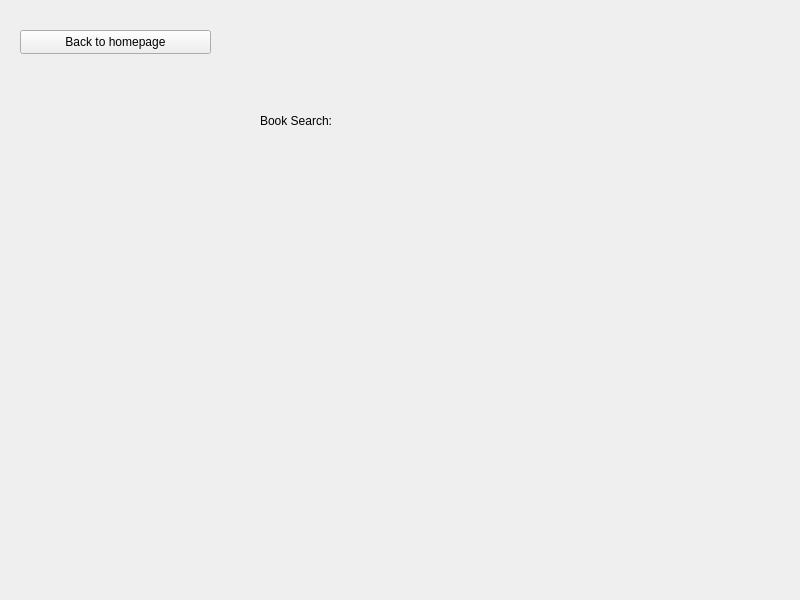
Qt form booklistwindow.ui (calderon-antoniop410/LibraryPlusPlus) before a commit.
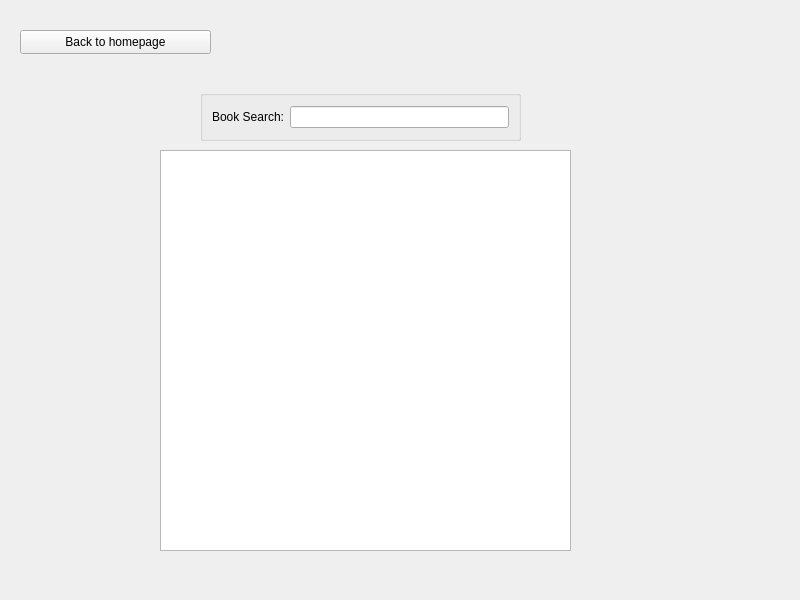
The same form after that commit.

```diff
--- a/booklistwindow.ui
+++ b/booklistwindow.ui
@@ -14,20 +14,7 @@
    <string>MainWindow</string>
   </property>
   <widget class="QWidget" name="centralwidget">
-   <widget class="QLabel" name="label">
-    <property name="geometry">
-     <rect>
-      <x>260</x>
-      <y>100</y>
-      <width>241</width>
-      <height>41</height>
-     </rect>
-    </property>
-    <property name="text">
-     <string>Book Search:</string>
-    </property>
-   </widget>
-   <widget class="QPushButton" name="pushButton">
+   <widget class="QPushButton" name="backtohomeButton">
     <property name="geometry">
      <rect>
       <x>20</x>
@@ -40,6 +27,45 @@
      <string>Back to homepage</string>
     </property>
    </widget>
+   <widget class="QTableView" name="tableView">
+    <property name="geometry">
+     <rect>
+      <x>160</x>
+      <y>150</y>
+      <width>411</width>
+      <height>401</height>
+     </rect>
+    </property>
+   </widget>
+   <widget class="QGroupBox" name="groupBox">
+    <property name="geometry">
+     <rect>
+      <x>200</x>
+      <y>90</y>
+      <width>321</width>
+      <height>51</height>
+     </rect>
+    </property>
+    <property name="title">
+     <string/>
+    </property>
+    <layout class="QHBoxLayout" name="horizontalLayout">
+     <item>
+      <widget class="QLabel" name="label">
+       <property name="text">
+        <string>Book Search:</string>
+       </property>
+      </widget>
+     </item>
+     <item>
+      <widget class="QLineEdit" name="lineEdit">
+       <property name="text">
+        <string/>
+       </property>
+      </widget>
+     </item>
+    </layout>
+   </widget>
   </widget>
  </widget>
  <resources/>
```
